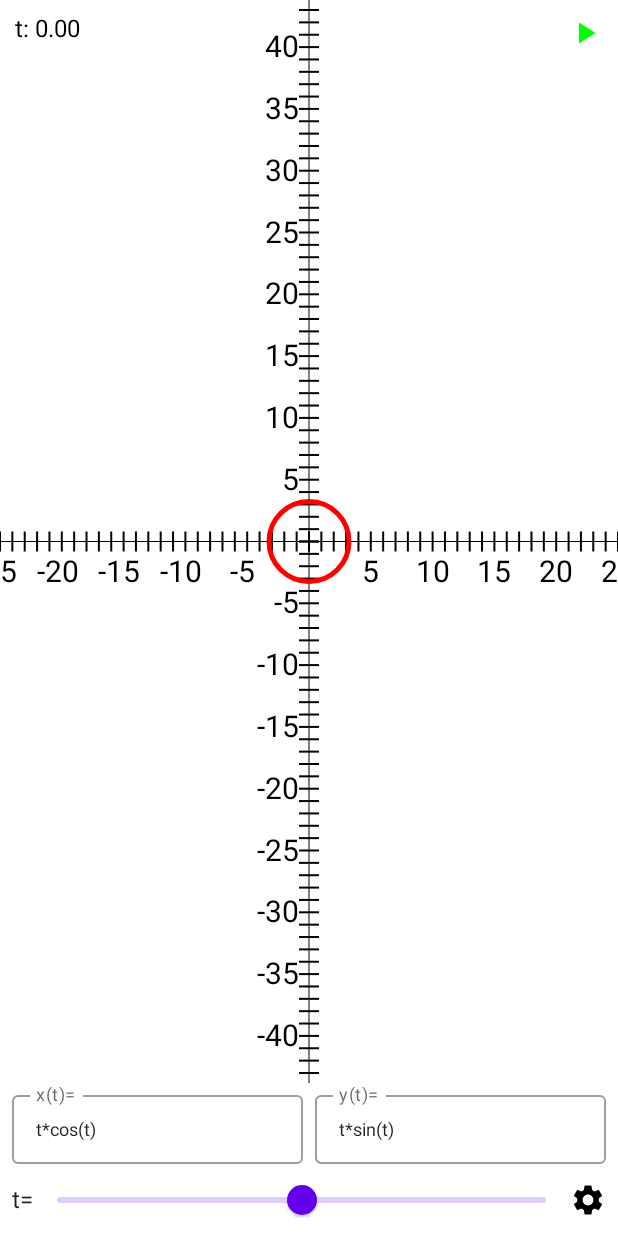
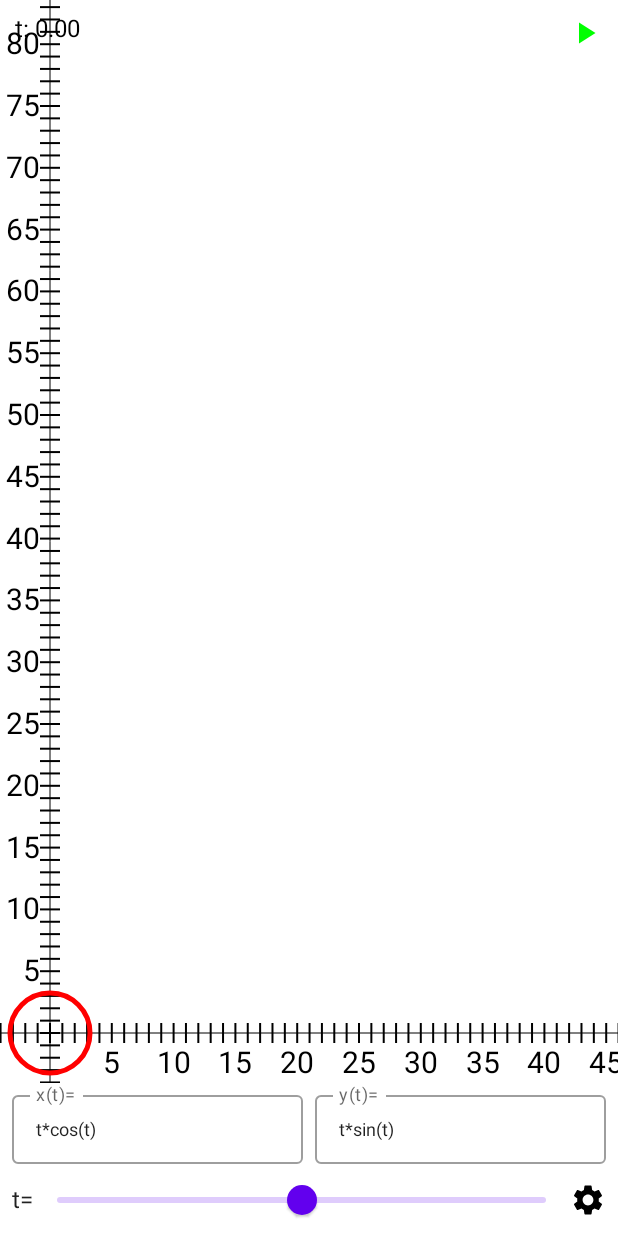
Before and after one commit to aldajo92/AndroidKt_XYParametricEquations, an Android app built with Jetpack Compose: the screen it shows after launch (MainActivity), on a phone screen of 412 x 824 dp. Run offline under Robolectric (Android 15) with nearby library versions, the phone set to English and light mode, and no system bars; our stand-ins replace Dagger/Hilt's generated code; 1 statement that could not run was skipped.

Commit message:
First progress moving XY Plane

```diff
--- a/app/src/main/java/com/aldajo92/xyparametricequations/ui/XYMainUI.kt
+++ b/app/src/main/java/com/aldajo92/xyparametricequations/ui/XYMainUI.kt
@@ -47,7 +47,7 @@ fun XYMainUI(
             }
     ) {
         val screenBottomRightCorner = Offset(width, height)
-        val newOriginOffset = screenBottomRightCorner / 2f
+        val newOriginOffset = Offset(50f, screenBottomRightCorner.y -50f)
         XYAxisBoard(
             modifier = Modifier.fillMaxSize(),
             pointOrigin = newOriginOffset,
@@ -81,7 +81,6 @@ fun XYAxisBoard(
     colorAxisX: Color = Color.Blue,
     colorAxisY: Color = Color.Blue
 ) {
-
     if (step < 0f) throw Exception("Value for step must be positive. Current value is $step")
 
     val divisionLength = 10f
@@ -101,31 +100,31 @@ fun XYAxisBoard(
     Canvas(modifier = modifier) {
         drawLine(
             color = colorAxisX,
-            start = Offset(0f, height / 2),
-            end = Offset(width, height / 2)
+            start = Offset(0f, pointOrigin.y),
+            end = Offset(width, pointOrigin.y)
         )
         drawLine(
             color = colorAxisY,
-            start = Offset(width / 2, 0f),
-            end = Offset(width / 2, height)
+            start = Offset(pointOrigin.x, 0f),
+            end = Offset(pointOrigin.x, height)
         )
 
         var divisionPosition: Float
 
         divisionPosition = 0f
         var j = 0
-        while (abs(divisionPosition) < (width / 2)) {
+        while (abs(divisionPosition) < (width - pointOrigin.x)) {
             divisionPosition = j * step
             drawLine(
                 color = colorAxisX,
-                start = Offset(pointOrigin.x - divisionPosition, (height / 2) - divisionLength),
-                end = Offset(pointOrigin.x - divisionPosition, (height / 2) + divisionLength),
+                start = Offset(pointOrigin.x - divisionPosition, pointOrigin.y - divisionLength),
+                end = Offset(pointOrigin.x - divisionPosition, pointOrigin.y + divisionLength),
                 strokeWidth = 2f
             )
             drawLine(
                 color = colorAxisX,
-                start = Offset(pointOrigin.x + divisionPosition, (height / 2) - divisionLength),
-                end = Offset(pointOrigin.x + divisionPosition, (height / 2) + divisionLength),
+                start = Offset(pointOrigin.x + divisionPosition, pointOrigin.y - divisionLength),
+                end = Offset(pointOrigin.x + divisionPosition, pointOrigin.y + divisionLength),
                 strokeWidth = 2f
             )
             if (j % 5 == 0 && j > 0) {
@@ -151,18 +150,16 @@ fun XYAxisBoard(
 
         divisionPosition = 0f
         var i = 0
-        while (abs(divisionPosition) < (height / 2f)) {
+        var yStepPositive : Float
+        while (
+            abs(divisionPosition) < abs(height)
+        ) {
             divisionPosition = i * step
+            yStepPositive = pointOrigin.y - divisionPosition
             drawLine(
                 color = colorAxisY,
-                start = Offset((width / 2) - divisionLength, pointOrigin.y - divisionPosition),
-                end = Offset((width / 2f) + divisionLength, pointOrigin.y - divisionPosition),
-                strokeWidth = 2f
-            )
-            drawLine(
-                color = colorAxisY,
-                start = Offset((width / 2) - divisionLength, pointOrigin.y + divisionPosition),
-                end = Offset((width / 2f) + divisionLength, pointOrigin.y + divisionPosition),
+                start = Offset(pointOrigin.x - divisionLength, yStepPositive),
+                end = Offset(pointOrigin.x + divisionLength, yStepPositive),
                 strokeWidth = 2f
             )
             if (i % 5 == 0 && i > 0) {
@@ -170,15 +167,34 @@ fun XYAxisBoard(
                     drawText(
                         i.toString(),
                         pointOrigin.x - divisionLength,
-                        pointOrigin.y - divisionPosition + 10f,
+                        yStepPositive + 10f,
                         textPaintY
                     )
                 }
+            }
+            i++
+        }
+
+        divisionPosition = 0f
+        i = 0
+        var yStepNegative : Float
+        while (
+            abs(divisionPosition) < abs(height)
+        ) {
+            divisionPosition = i * step
+            yStepNegative = pointOrigin.y + divisionPosition
+            drawLine(
+                color = colorAxisY,
+                start = Offset(pointOrigin.x - divisionLength, yStepNegative),
+                end = Offset(pointOrigin.x + divisionLength, yStepNegative),
+                strokeWidth = 2f
+            )
+            if (i % 5 == 0 && i > 0) {
                 drawContext.canvas.nativeCanvas.apply {
                     drawText(
                         (-i).toString(),
                         pointOrigin.x - divisionLength,
-                        pointOrigin.y + divisionPosition + 10f,
+                        yStepNegative + 10f,
                         textPaintY
                     )
                 }
```
